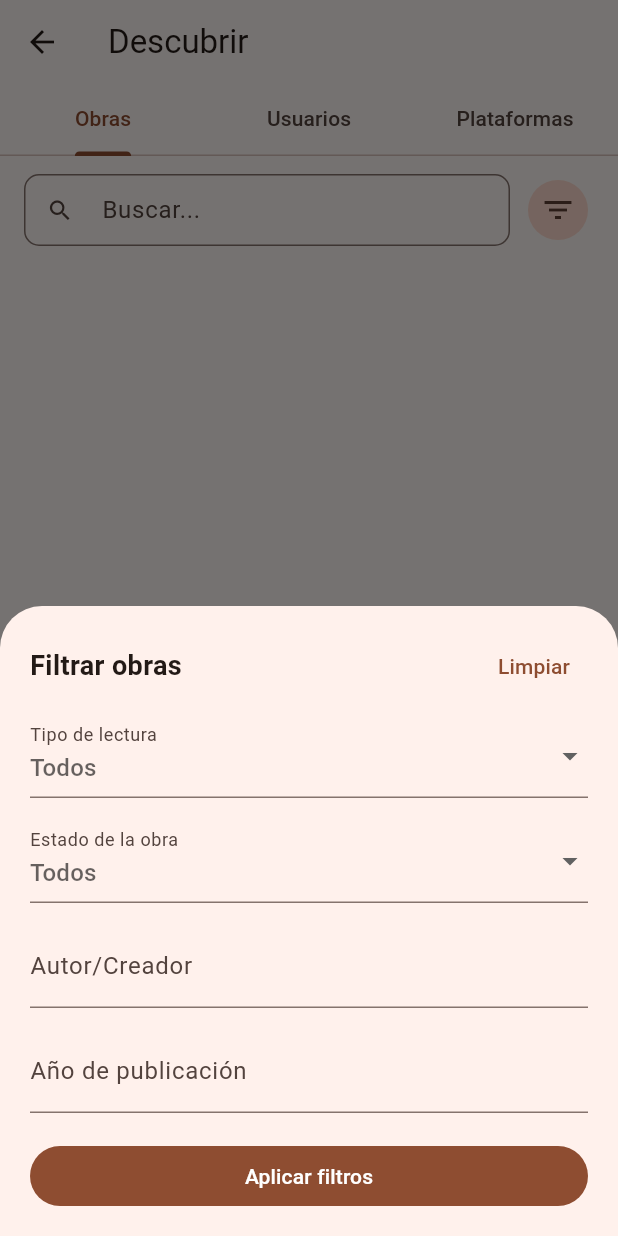
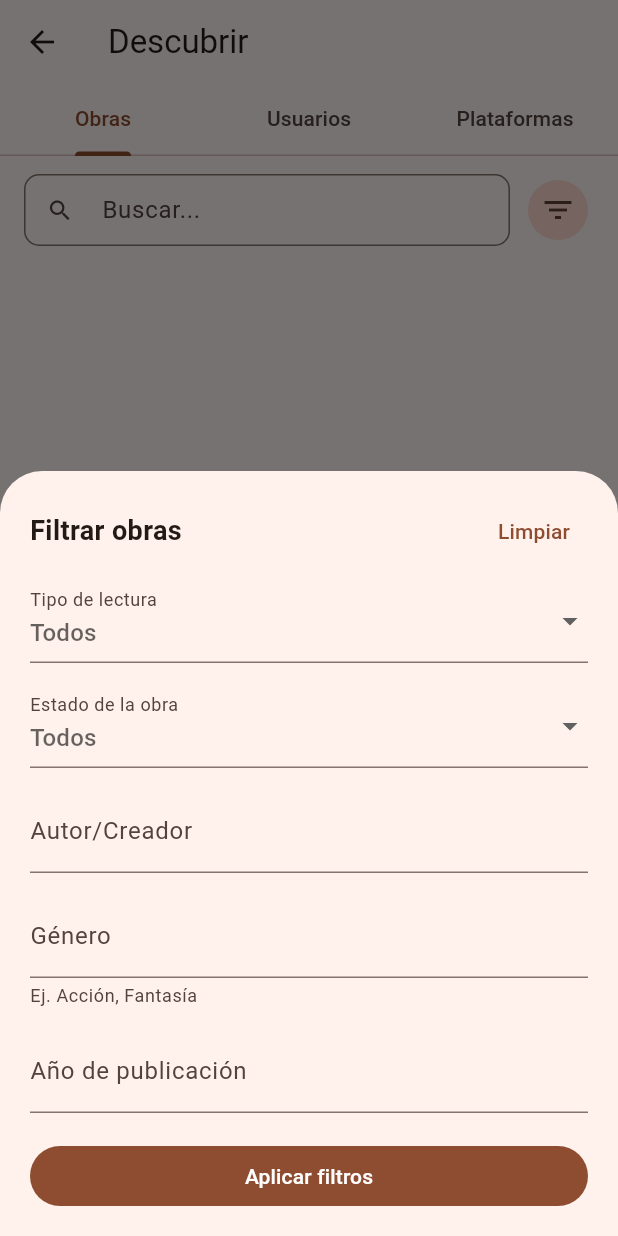
Before and after one commit to Jaelm/hilectio, a Flutter app: the DescubrirScreen screen opened directly, after a tap on the "filter list" icon, on a phone screen of 412 x 824 dp. Run offline on Flutter 3.47's test engine with Material 3 defaults, Android fonts, the phone set to English and light mode, and no system bars; our stand-ins replace cloud_firestore, firebase_auth, firebase_core, fl_chart, flutter_local_notifications, google_mobile_ads and 3 more; accounts and stored records are empty; network calls fail; Roboto replaces fonts that are missing (Helvetica Neue).

Commit message:
Versión 4.1 - Modificaciones para lanzarla en playstore

```diff
--- a/lib/screens/descubrir_screen.dart
+++ b/lib/screens/descubrir_screen.dart
@@ -24,20 +24,37 @@ class _FiltrosObras {
   String? estado;
   String autor;
   String anio;
+  String genero;
 
-  _FiltrosObras({this.tipo, this.estado, this.autor = '', this.anio = ''});
+  _FiltrosObras({
+    this.tipo,
+    this.estado,
+    this.autor = '',
+    this.anio = '',
+    this.genero = '',
+  });
 
-  _FiltrosObras copiar() =>
-      _FiltrosObras(tipo: tipo, estado: estado, autor: autor, anio: anio);
+  _FiltrosObras copiar() => _FiltrosObras(
+        tipo: tipo,
+        estado: estado,
+        autor: autor,
+        anio: anio,
+        genero: genero,
+      );
 
   bool get hayFiltrosActivos =>
-      tipo != null || estado != null || autor.trim().isNotEmpty || anio.trim().isNotEmpty;
+      tipo != null ||
+      estado != null ||
+      autor.trim().isNotEmpty ||
+      anio.trim().isNotEmpty ||
+      genero.trim().isNotEmpty;
 
   int get cantidadActivos => [
         tipo != null,
         estado != null,
         autor.trim().isNotEmpty,
         anio.trim().isNotEmpty,
+        genero.trim().isNotEmpty,
       ].where((e) => e).length;
 }
 
@@ -149,11 +166,13 @@ class _HojaFiltrosState extends State<_HojaFiltros> {
   late _FiltrosObras _f = widget.filtrosIniciales.copiar();
   late final _autorCtrl = TextEditingController(text: _f.autor);
   late final _anioCtrl = TextEditingController(text: _f.anio);
+  late final _generoCtrl = TextEditingController(text: _f.genero);
 
   @override
   void dispose() {
     _autorCtrl.dispose();
     _anioCtrl.dispose();
+    _generoCtrl.dispose();
     super.dispose();
   }
 
@@ -180,6 +199,7 @@ class _HojaFiltrosState extends State<_HojaFiltros> {
                     _f = _FiltrosObras();
                     _autorCtrl.text = '';
                     _anioCtrl.text = '';
+                    _generoCtrl.text = '';
                   }),
                   child: const Text('Limpiar'),
                 ),
@@ -210,6 +230,15 @@ class _HojaFiltrosState extends State<_HojaFiltros> {
               controller: _autorCtrl,
               decoration: const InputDecoration(labelText: 'Autor/Creador'),
               onChanged: (v) => _f.autor = v,
+            ),
+            const SizedBox(height: 14),
+            TextField(
+              controller: _generoCtrl,
+              decoration: const InputDecoration(
+                labelText: 'Género',
+                helperText: 'Ej. Acción, Fantasía',
+              ),
+              onChanged: (v) => _f.genero = v,
             ),
             const SizedBox(height: 14),
             TextField(
@@ -297,6 +326,7 @@ class _ObrasTab extends StatelessWidget {
         final docs = snap.data?.docs ?? [];
         final filtroAutor = filtros.autor.trim().toLowerCase();
         final filtroAnio = filtros.anio.trim();
+        final filtroGenero = filtros.genero.trim().toLowerCase();
 
         final filtradas = docs.where((d) {
           final data = d.data();
@@ -316,6 +346,12 @@ class _ObrasTab extends StatelessWidget {
             final autorValor = campos['autor'] is Map ? campos['autor']['valor'] : null;
             final autorTexto = formatearValorCampo(autorValor).toLowerCase();
             if (!autorTexto.contains(filtroAutor)) return false;
+          }
+
+          if (filtroGenero.isNotEmpty) {
+            final generoValor = campos['genero'] is Map ? campos['genero']['valor'] : null;
+            final generoTexto = formatearValorCampo(generoValor).toLowerCase();
+            if (!generoTexto.contains(filtroGenero)) return false;
           }
 
           if (filtroAnio.isNotEmpty) {
@@ -348,7 +384,6 @@ class _ObrasTab extends StatelessWidget {
           itemBuilder: (context, i) {
             final data = filtradas[i].data();
             final titulo = data['tituloOriginal'] as String? ?? filtradas[i].id;
-            final tipo = data['tipo'] as String?;
             final imagenUrl = data['imagenUrl'] as String?;
             final campos = Map<String, dynamic>.from(data['campos'] ?? {});
 
@@ -359,10 +394,11 @@ class _ObrasTab extends StatelessWidget {
               return texto.isEmpty ? null : texto;
             }
 
+            // Solo lo esencial en la tarjeta: portada, nombre, creador y
+            // estado. El resto de los datos (tipo, género, etc.) se ve al
+            // entrar a la obra.
             final partesSubtitulo = <String>[
-              if (tipo != null) tipo,
-              if (valorCampo('genero') != null) valorCampo('genero')!,
-              if (valorCampo('autor') != null) 'de ${valorCampo('autor')}',
+              if (valorCampo('autor') != null) valorCampo('autor')!,
               if (valorCampo('estado') != null) valorCampo('estado')!,
             ];
 
--- a/lib/screens/login_screen.dart
+++ b/lib/screens/login_screen.dart
@@ -42,7 +42,7 @@ class _LoginScreenState extends State<LoginScreen> {
   Widget build(BuildContext context) {
     return Scaffold(
       body: SafeArea(
-        child: Padding(
+        child: SingleChildScrollView(
           padding: const EdgeInsets.all(24),
           child: Column(
             mainAxisAlignment: MainAxisAlignment.center,
--- a/lib/services/obra_service.dart
+++ b/lib/services/obra_service.dart
@@ -9,6 +9,7 @@ const Map<String, String> camposObra = {
   'genero': 'Género(s)',
   'protagonista': 'Protagonista',
   'autor': 'Autor/Creador',
+  'estudioArte': 'Estudio de arte',
   'antagonista': 'Antagonista principal',
   'estado': 'Estado (En curso / Finalizado)',
   'fechaPublicacion': 'Fecha de publicación',
@@ -40,6 +41,7 @@ const Map<String, int> precioCampoObra = {
   'genero': 2,
   'protagonista': 3,
   'autor': 2,
+  'estudioArte': 2,
   'antagonista': 3,
   'estado': 1,
   'fechaPublicacion': 1,
@@ -85,6 +87,8 @@ String etiquetaCampo(String campo, String tipo) {
       return 'Protagonista $sufijo';
     case 'autor':
       return 'Autor/Creador $sufijo';
+    case 'estudioArte':
+      return 'Estudio de arte $sufijo';
     case 'antagonista':
       return 'Antagonista principal $sufijo';
     case 'estado':
```
Also changed, not shown: firebase.json, lib/firebase_options.dart, 3 other files.
